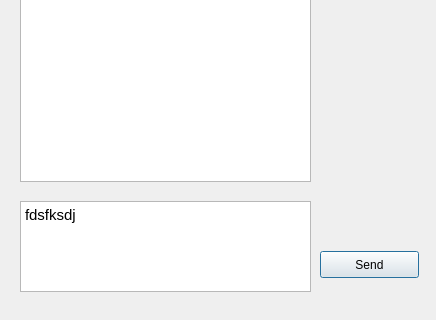
The window that chatdialog.ui (zoring/Mysoft) describes before a commit, drawn with Qt 5; both pictures show x 0 to 436 and y 269 to 589 of the 436 by 589 pixel window.
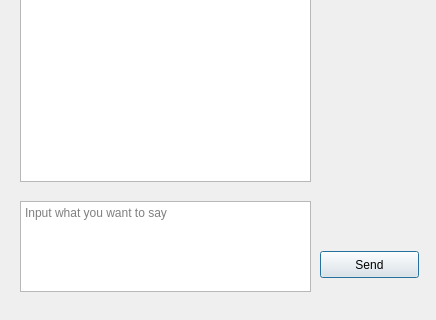
The same window after the commit.

```diff
--- a/chatdialog.ui
+++ b/chatdialog.ui
@@ -27,9 +27,11 @@
 &lt;html&gt;&lt;head&gt;&lt;meta name=&quot;qrichtext&quot; content=&quot;1&quot; /&gt;&lt;style type=&quot;text/css&quot;&gt;
 p, li { white-space: pre-wrap; }
 &lt;/style&gt;&lt;/head&gt;&lt;body style=&quot; font-family:'Ubuntu'; font-size:11pt; font-weight:400; font-style:normal;&quot;&gt;
-&lt;p style=&quot; margin-top:0px; margin-bottom:0px; margin-left:0px; margin-right:0px; -qt-block-indent:0; text-indent:0px;&quot;&gt;fdsfksdj&lt;/p&gt;
 &lt;p style=&quot;-qt-paragraph-type:empty; margin-top:0px; margin-bottom:0px; margin-left:0px; margin-right:0px; -qt-block-indent:0; text-indent:0px;&quot;&gt;&lt;br /&gt;&lt;/p&gt;&lt;/body&gt;&lt;/html&gt;</string>
    </property>
+   <property name="placeholderText">
+    <string>Input what you want to say</string>
+   </property>
   </widget>
   <widget class="QPushButton" name="SendMessage">
    <property name="geometry">
```
